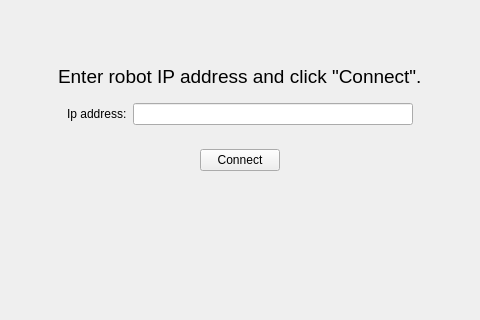
First picture: the form in Software/PC_Application/FormConnectToRobot.ui, repository RICCIARDI-Adrien/Cyclope, before the edit; both pictures show x 160 to 640 and y 178 to 498 of the 800 by 600 pixel window.
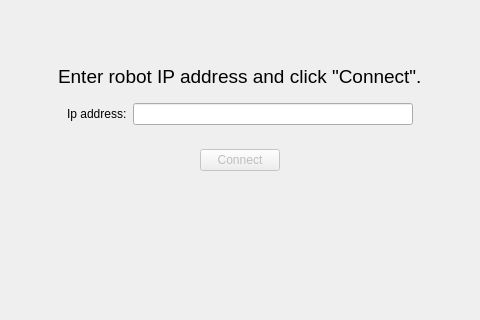
Second picture: the form after the edit.

Commit message: [Software][PC application] Added FormConnectToRobot logic.

```diff
--- a/Software/PC_Application/FormConnectToRobot.ui
+++ b/Software/PC_Application/FormConnectToRobot.ui
@@ -112,6 +112,9 @@
       </item>
       <item>
        <widget class="QPushButton" name="pushButtonConnect">
+        <property name="enabled">
+         <bool>false</bool>
+        </property>
         <property name="text">
          <string>Connect</string>
         </property>
```
The commit also changes 2 other files.
